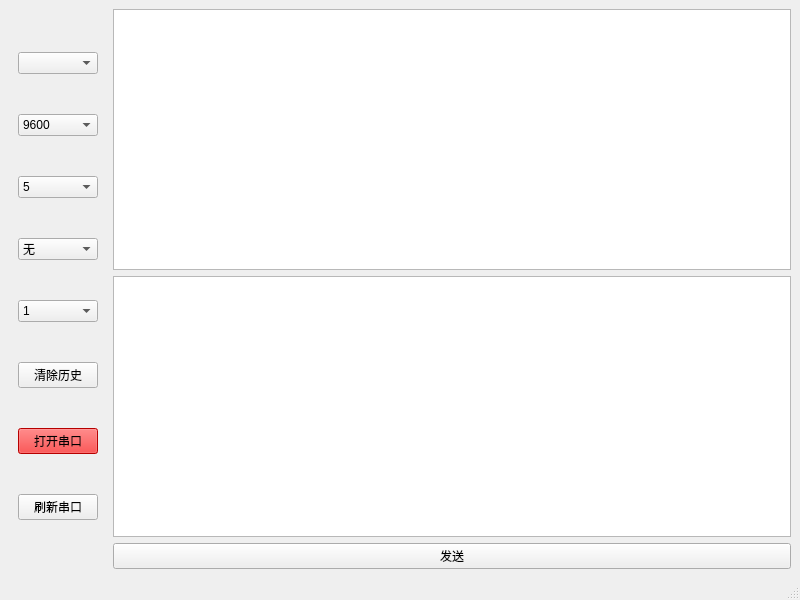
The window that mainwindow.ui (ckdfs/qttest1) describes before a commit, drawn with Qt 5.
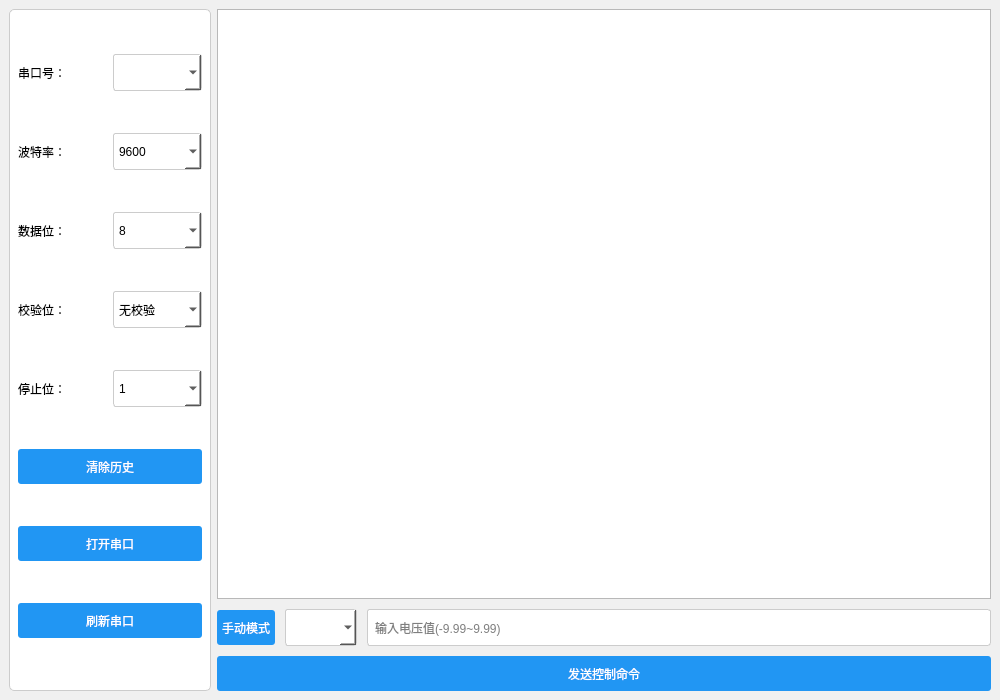
The same window after the commit.

Commit message: 添加电压控制命令发送功能，优化了UI布局和样式

```diff
--- a/mainwindow.ui
+++ b/mainwindow.ui
@@ -6,12 +6,53 @@
    <rect>
     <x>0</x>
     <y>0</y>
-    <width>800</width>
-    <height>600</height>
+    <width>1000</width>
+    <height>700</height>
    </rect>
   </property>
   <property name="windowTitle">
-   <string>串口助手</string>
+   <string>串口调试助手</string>
+  </property>
+  <property name="styleSheet">
+   <string>
+    QMainWindow {
+        background-color: #f0f0f0;
+    }
+    QWidget#settingsWidget {
+        background-color: #ffffff;
+        border: 1px solid #cccccc;
+        border-radius: 5px;
+        min-width: 200px;
+        max-width: 250px;
+    }
+    QPushButton {
+        padding: 5px;
+        border-radius: 3px;
+        background-color: #2196F3;
+        color: white;
+        min-height: 25px;
+    }
+    QPushButton:hover {
+        background-color: #1976D2;
+    }
+    QComboBox {
+        padding: 5px;
+        border: 1px solid #cccccc;
+        border-radius: 3px;
+        background-color: white;
+        min-height: 25px;
+    }
+    QComboBox:hover {
+        border-color: #2196F3;
+    }
+    QLineEdit {
+        padding: 5px;
+        border: 1px solid #cccccc;
+        border-radius: 3px;
+        background-color: white;
+        min-height: 25px;
+    }
+   </string>
   </property>
   <widget class="QWidget" name="centralwidget">
    <layout class="QHBoxLayout" name="horizontalLayout">
@@ -19,17 +60,30 @@
      <widget class="QWidget" name="settingsWidget">
       <layout class="QVBoxLayout" name="verticalLayout">
        <item>
-        <widget class="QComboBox" name="comboBoxPort">
-         <property name="currentText">
-          <string>选择串口</string>
+        <layout class="QHBoxLayout" name="horizontalLayoutPort">
+          <item>
+            <widget class="QLabel" name="labelPort">
+              <property name="text">
+                <string>串口号：</string>
+              </property>
+            </widget>
+          </item>
+          <item>
+            <widget class="QComboBox" name="comboBoxPort"/>
+          </item>
+        </layout>
+       </item>
+       <item>
+        <layout class="QHBoxLayout" name="horizontalLayoutBaudRate">
+          <item>
+            <widget class="QLabel" name="labelBaudRate">
+              <property name="text">
+                <string>波特率：</string>
          </property>
         </widget>
        </item>
        <item>
         <widget class="QComboBox" name="comboBoxBaudRate">
-         <property name="currentText">
-          <string>115200</string>
-         </property>
          <item>
           <property name="text">
            <string>9600</string>
@@ -57,19 +111,22 @@
          </item>
         </widget>
        </item>
+        </layout>
+       </item>
+       <item>
+        <layout class="QHBoxLayout" name="horizontalLayoutDataBits">
+          <item>
+            <widget class="QLabel" name="labelDataBits">
+              <property name="text">
+                <string>数据位：</string>
+              </property>
+            </widget>
+          </item>
        <item>
         <widget class="QComboBox" name="comboBoxDataBits">
-         <property name="currentText">
+              <item>
+                <property name="text">
           <string>8</string>
-         </property>
-         <item>
-          <property name="text">
-           <string>5</string>
-          </property>
-         </item>
-         <item>
-          <property name="text">
-           <string>6</string>
           </property>
          </item>
          <item>
@@ -79,19 +136,32 @@
          </item>
          <item>
           <property name="text">
-           <string>8</string>
-          </property>
-         </item>
+                  <string>6</string>
+                </property>
+              </item>
+              <item>
+                <property name="text">
+                  <string>5</string>
+                </property>
+              </item>
+            </widget>
+          </item>
+        </layout>
+       </item>
+       <item>
+        <layout class="QHBoxLayout" name="horizontalLayoutParity">
+          <item>
+            <widget class="QLabel" name="labelParity">
+              <property name="text">
+                <string>校验位：</string>
+              </property>
         </widget>
        </item>
        <item>
         <widget class="QComboBox" name="comboBoxParity">
-         <property name="currentText">
-          <string>校验位</string>
-         </property>
          <item>
           <property name="text">
-           <string>无</string>
+                  <string>无校验</string>
           </property>
          </item>
          <item>
@@ -106,11 +176,19 @@
          </item>
         </widget>
        </item>
+        </layout>
+       </item>
+       <item>
+        <layout class="QHBoxLayout" name="horizontalLayoutStopBits">
+          <item>
+            <widget class="QLabel" name="labelStopBits">
+              <property name="text">
+                <string>停止位：</string>
+              </property>
+            </widget>
+          </item>
        <item>
         <widget class="QComboBox" name="comboBoxStopBits">
-         <property name="currentText">
-          <string>停止位</string>
-         </property>
          <item>
           <property name="text">
            <string>1</string>
@@ -128,6 +206,8 @@
          </item>
         </widget>
        </item>
+        </layout>
+       </item>
        <item>
         <widget class="QPushButton" name="buttonClearHistory">
          <property name="text">
@@ -140,9 +220,6 @@
          <property name="text">
           <string>打开串口</string>
          </property>
-         <property name="styleSheet">
-          <string>background-color: red</string>
-         </property>
         </widget>
        </item>
        <item>
@@ -152,11 +229,21 @@
          </property>
         </widget>
        </item>
+       <item>
+        <spacer name="verticalSpacer">
+         <property name="orientation">
+          <enum>Qt::Vertical</enum>
+         </property>
+        </spacer>
+       </item>
       </layout>
      </widget>
     </item>
     <item>
      <layout class="QVBoxLayout" name="verticalLayoutRight">
+      <property name="spacing">
+       <number>10</number>
+      </property>
       <item>
        <widget class="QTextEdit" name="textEditHistory">
         <property name="readOnly">
@@ -165,31 +252,47 @@
        </widget>
       </item>
       <item>
-       <widget class="QTextEdit" name="textEditToSend"/>
+       <layout class="QVBoxLayout" name="controlLayout">
+        <item>
+         <layout class="QHBoxLayout" name="horizontalControlLayout">
+          <property name="spacing">
+           <number>10</number>
+          </property>
+          <item>
+           <widget class="QPushButton" name="buttonToggleMode">
+            <property name="text">
+             <string>手动模式</string>
+            </property>
+           </widget>
       </item>
       <item>
-       <widget class="QPushButton" name="buttonSend">
+           <widget class="QComboBox" name="comboBoxChannel">
+            <property name="minimumWidth">
+             <number>100</number>
+            </property>
+           </widget>
+          </item>
+          <item>
+           <widget class="QLineEdit" name="lineEditVoltage">
+            <property name="placeholderText">
+             <string>输入电压值(-9.99~9.99)</string>
+            </property>
+           </widget>
+          </item>
+         </layout>
+        </item>
+        <item>
+         <widget class="QPushButton" name="buttonSendControl">
         <property name="text">
-         <string>发送</string>
+           <string>发送控制命令</string>
         </property>
        </widget>
       </item>
      </layout>
     </item>
    </layout>
+    </item>
+   </layout>
   </widget>
-  <widget class="QMenuBar" name="menubar">
-   <property name="geometry">
-    <rect>
-     <x>0</x>
-     <y>0</y>
-     <width>800</width>
-     <height>25</height>
-    </rect>
-   </property>
-  </widget>
-  <widget class="QStatusBar" name="statusbar"/>
- </widget>
- <resources/>
- <connections/>
+ </widget>
 </ui>
```
Lines whose indentation alone changed are shown as unchanged. The commit also changes 3 other files.
